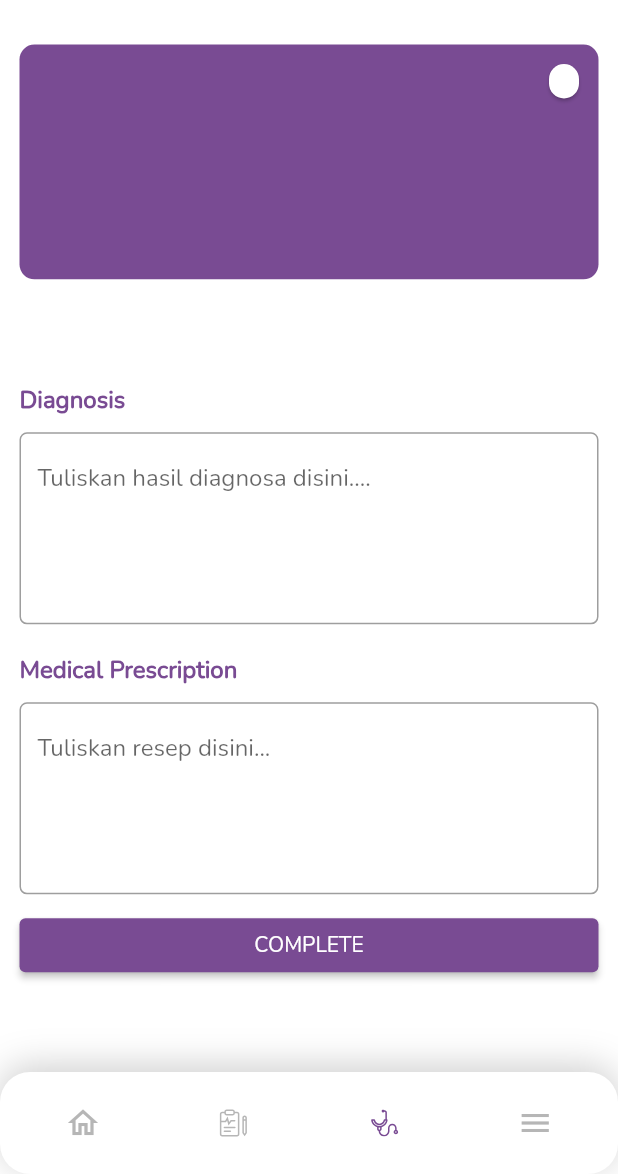
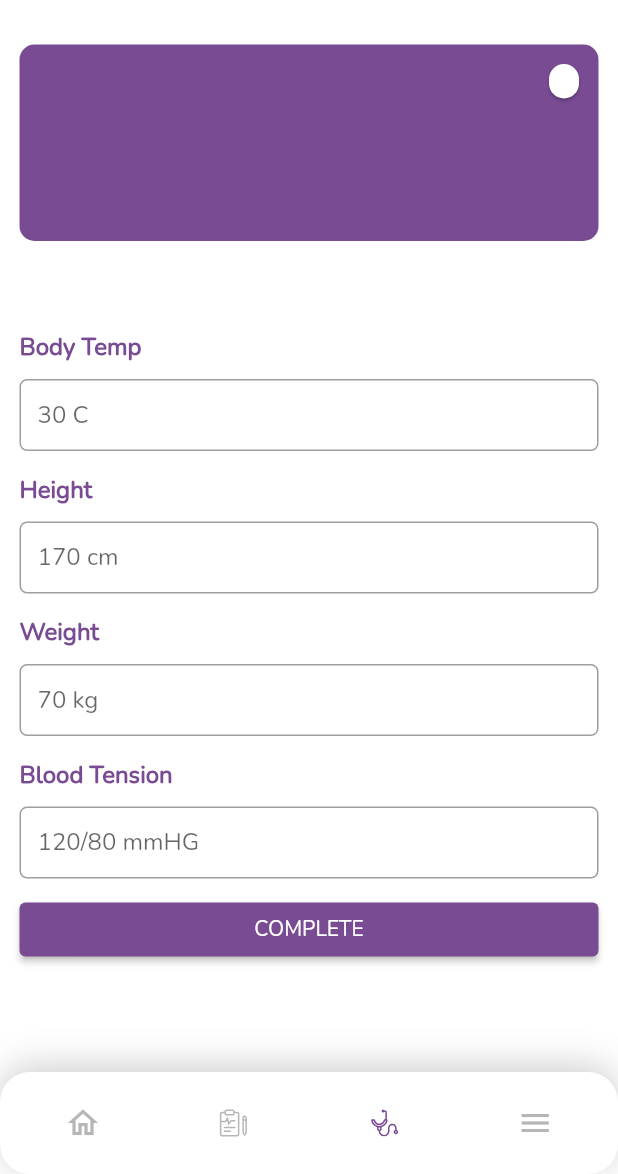
Before and after one commit to altacapstone36/flutter_mobile_app, a Flutter app: the DetailOutpatient screen opened directly with empty values, on a phone screen of 412 x 824 dp, the part 62-1236 px from its top. Run offline on Flutter 3.47's test engine with Material 2 defaults, Android fonts, the phone set to English and light mode, and no system bars; our stand-ins replace dio, flutter_svg, fluttertoast, loading_animation_widget, shared_preferences, shimmer; accounts and stored records are empty.

Commit message:
add logic to show form based on user role

```diff
--- /dev/null
+++ b/lib/screen/detail_outpatient/component/form_nurse.dart
@@ -0,0 +1,141 @@
+import 'package:flutter/material.dart';
+
+import '../../../constants.dart';
+
+class FormNurse extends StatefulWidget {
+  const FormNurse({Key? key}) : super(key: key);
+
+  @override
+  State<FormNurse> createState() => _FormNurseState();
+}
+
+class _FormNurseState extends State<FormNurse> {
+  final _formKey = GlobalKey<FormState>();
+  final _bodyTemp = TextEditingController();
+  final _height = TextEditingController();
+  final _weight = TextEditingController();
+  final _bloodTension = TextEditingController();
+
+  @override
+  Widget build(BuildContext context) {
+    final Size size = MediaQuery.of(context).size;
+    return Form(
+      key: _formKey,
+      autovalidateMode: AutovalidateMode.onUserInteraction,
+      child: Column(
+        mainAxisAlignment: MainAxisAlignment.start,
+        crossAxisAlignment: CrossAxisAlignment.start,
+        children: [
+          const Padding(
+            padding: EdgeInsets.only(top: 60.0, bottom: 10),
+            child: Text('Body Temp',
+                style: TextStyle(
+                    fontSize: 16,
+                    fontWeight: FontWeight.w600,
+                    color: kPrimaryColor)),
+          ),
+          TextFormField(
+            controller: _bodyTemp,
+            decoration: InputDecoration(
+              hintText: "30 C",
+              border:
+                  OutlineInputBorder(borderRadius: BorderRadius.circular(5)),
+              contentPadding:
+                  const EdgeInsets.symmetric(vertical: 8, horizontal: 12),
+            ),
+            validator: (value) {
+              if (value == null || value.isEmpty) {
+                return "Body tempt can't be empty";
+              }
+              return null;
+            },
+          ),
+          const Padding(
+            padding: EdgeInsets.only(top: 15.0, bottom: 10),
+            child: Text('Height',
+                style: TextStyle(
+                    fontSize: 16,
+                    fontWeight: FontWeight.w600,
+                    color: kPrimaryColor)),
+          ),
+          TextFormField(
+            controller: _height,
+            decoration: InputDecoration(
+              hintText: '170 cm',
+              border:
+                  OutlineInputBorder(borderRadius: BorderRadius.circular(5)),
+              contentPadding:
+                  const EdgeInsets.symmetric(vertical: 8, horizontal: 12),
+            ),
+            validator: (value) {
+              if (value == null || value.isEmpty) {
+                return "Height can't be empty";
+              }
+              return null;
+            },
+          ),
+          const Padding(
+            padding: EdgeInsets.only(top: 15.0, bottom: 10),
+            child: Text('Weight',
+                style: TextStyle(
+                    fontSize: 16,
+                    fontWeight: FontWeight.w600,
+                    color: kPrimaryColor)),
+          ),
+          TextFormField(
+            controller: _weight,
+            decoration: InputDecoration(
+              hintText: '70 kg',
+              border:
+                  OutlineInputBorder(borderRadius: BorderRadius.circular(5)),
+              contentPadding:
+                  const EdgeInsets.symmetric(vertical: 8, horizontal: 12),
+            ),
+            validator: (value) {
+              if (value == null || value.isEmpty) {
+                return "Weight can't be empty";
+              }
+              return null;
+            },
+          ),
+          const Padding(
+            padding: EdgeInsets.only(top: 15.0, bottom: 10),
+            child: Text('Blood Tension',
+                style: TextStyle(
+                    fontSize: 16,
+                    fontWeight: FontWeight.w600,
+                    color: kPrimaryColor)),
+          ),
+          TextFormField(
+            controller: _bloodTension,
+            decoration: InputDecoration(
+              hintText: '120/80 mmHG',
+              border:
+                  OutlineInputBorder(borderRadius: BorderRadius.circular(5)),
+              contentPadding:
+                  const EdgeInsets.symmetric(vertical: 8, horizontal: 12),
+            ),
+            validator: (value) {
+              if (value == null || value.isEmpty) {
+                return "Blood tension can't be empty";
+              }
+              return null;
+            },
+          ),
+          Padding(
+            padding: const EdgeInsets.only(top: 10.0, bottom: 20),
+            child: SizedBox(
+              width: size.width,
+              child: ElevatedButton(
+                  onPressed: () {
+                    if (_formKey.currentState!.validate()) {}
+                  },
+                  style: ElevatedButton.styleFrom(primary: kPrimaryColor),
+                  child: const Text('COMPLETE')),
+            ),
+          )
+        ],
+      ),
+    );
+  }
+}
--- a/lib/screen/detail_outpatient/detail_outpatient.dart
+++ b/lib/screen/detail_outpatient/detail_outpatient.dart
@@ -1,15 +1,16 @@
+import 'dart:convert';
+
 import 'package:flutter/material.dart';
 import 'package:hospital_management/components/bottom_nav_bar.dart';
 import 'package:hospital_management/enums.dart';
-import 'package:hospital_management/model/patient/medic_record_model.dart';
-import 'package:hospital_management/model/patient/patient_model.dart';
-import 'package:hospital_management/model/report/report_model.dart';
-import 'package:hospital_management/screen/report/report_view_model.dart';
+import 'package:hospital_management/screen/detail_outpatient/component/form_doctor.dart';
+import 'package:hospital_management/screen/detail_outpatient/component/form_nurse.dart';
 import 'package:intl/intl.dart';
 import 'package:provider/provider.dart';
+import 'package:shared_preferences/shared_preferences.dart';
 
 import '../../constants.dart';
-import '../patient/patient_view_model.dart';
+import '../../model/user/model_user.dart';
 
 class DetailOutpatient extends StatefulWidget {
   const DetailOutpatient(
@@ -30,15 +31,28 @@ class DetailOutpatient extends StatefulWidget {
 }
 
 class _DetailOutpatientState extends State<DetailOutpatient> {
-  var diagnosa = TextEditingController();
-  var obat = TextEditingController();
-  final _formKey = GlobalKey<FormState>();
+  String? roles;
+  void checkUser() async {
+    var pref = await SharedPreferences.getInstance();
+    var data = pref.getString('user');
+    if (data != null) {
+      var userDecode = jsonDecode(data);
+      Data userData = Data.fromJson(userDecode);
+      setState(() {
+        roles = userData.roles;
+      });
+    }
+  }
+
+  @override
+  void initState() {
+    checkUser();
+    super.initState();
+  }
 
   @override
   Widget build(BuildContext context) {
     final Size size = MediaQuery.of(context).size;
-    final patientViewModel = Provider.of<PatientViewModel>(context);
-    final reportViewModel = Provider.of<ReportViewModel>(context);
     return Scaffold(
       backgroundColor: Colors.white,
       appBar: AppBar(
@@ -58,15 +72,9 @@ class _DetailOutpatientState extends State<DetailOutpatient> {
       body: Padding(
         padding: const EdgeInsets.fromLTRB(13, 15, 13, 0),
         child: SingleChildScrollView(
-          child: Form(
-            key: _formKey,
-            autovalidateMode: AutovalidateMode.onUserInteraction,
           child: Column(
-              mainAxisAlignment: MainAxisAlignment.start,
-              crossAxisAlignment: CrossAxisAlignment.start,
             children: [
               Container(
-                  height: size.height * 0.19,
                 width: size.width,
                 decoration: BoxDecoration(
                     color: kPrimaryColor,
@@ -122,84 +130,10 @@ class _DetailOutpatientState extends State<DetailOutpatient> {
                   ],
                 ),
               ),
-                const Padding(
-                  padding: EdgeInsets.only(top: 70.0, bottom: 10),
-                  child: Text('Diagnosis',
-                      style: TextStyle(
-                          fontSize: 16,
-                          fontWeight: FontWeight.w600,
-                          color: kPrimaryColor)),
-                ),
-                TextFormField(
-                  controller: diagnosa,
-                  minLines: 4,
-                  maxLines: 6,
-                  decoration: InputDecoration(
-                      hintText: 'Tuliskan hasil diagnosa disini....',
-                      border: OutlineInputBorder(
-                          borderRadius: BorderRadius.circular(5))),
-                  validator: (value) {
-                    if (value == null || value.isEmpty) {
-                      return 'Diagnosa tidak boleh kosong';
-                    }
-                    return null;
-                  },
-                ),
-                const Padding(
-                  padding: EdgeInsets.only(top: 20.0, bottom: 10),
-                  child: Text('Medical Prescription',
-                      style: TextStyle(
-                          fontSize: 16,
-                          fontWeight: FontWeight.w600,
-                          color: kPrimaryColor)),
-                ),
-                TextFormField(
-                  controller: obat,
-                  minLines: 4,
-                  maxLines: 6,
-                  decoration: InputDecoration(
-                      hintText: 'Tuliskan resep disini...',
-                      border: OutlineInputBorder(
-                          borderRadius: BorderRadius.circular(5))),
-                  validator: (value) {
-                    if (value == null || value.isEmpty) {
-                      return 'Resep tidak boleh kosong';
-                    }
-                    return null;
-                  },
-                ),
-                Padding(
-                  padding: const EdgeInsets.only(top: 10.0),
-                  child: SizedBox(
-                    width: size.width,
-                    child: ElevatedButton(
-                        onPressed: () {
-                          if (_formKey.currentState!.validate()) {
-                            String date =
-                                DateFormat('dd/mm/yyy').format(DateTime.now());
-                            String diagnosis = diagnosa.value.text;
-                            patientViewModel.addMedicRecord(
-                                MedicRecord(
-                                    id: widget.idRecord,
-                                    date: date,
-                                    keluhan: widget.keluhan,
-                                    diagnosa: diagnosis),
-                                widget.idPasien);
-                            reportViewModel
-                                .addReport(ReportModel(kode: widget.kode));
-                            ScaffoldMessenger.of(context).showSnackBar(
-                              const SnackBar(content: Text('Succes')),
-                            );
-                            print('diagnosis = ' + diagnosis);
-                            Navigator.pop(context);
-                          }
-                        },
-                        style: ElevatedButton.styleFrom(primary: kPrimaryColor),
-                        child: const Text('COMPLETE')),
-                  ),
-                )
+              Column(children: [
+                roles == 'Doctor' ? const FormDoctor() : const FormNurse()
+              ])
             ],
-            ),
           ),
         ),
       ),
```
Also changed, not shown: lib/screen/detail_outpatient/component/form_doctor.dart (added, +180 -0 lines). Lines whose indentation alone changed are shown as unchanged.
